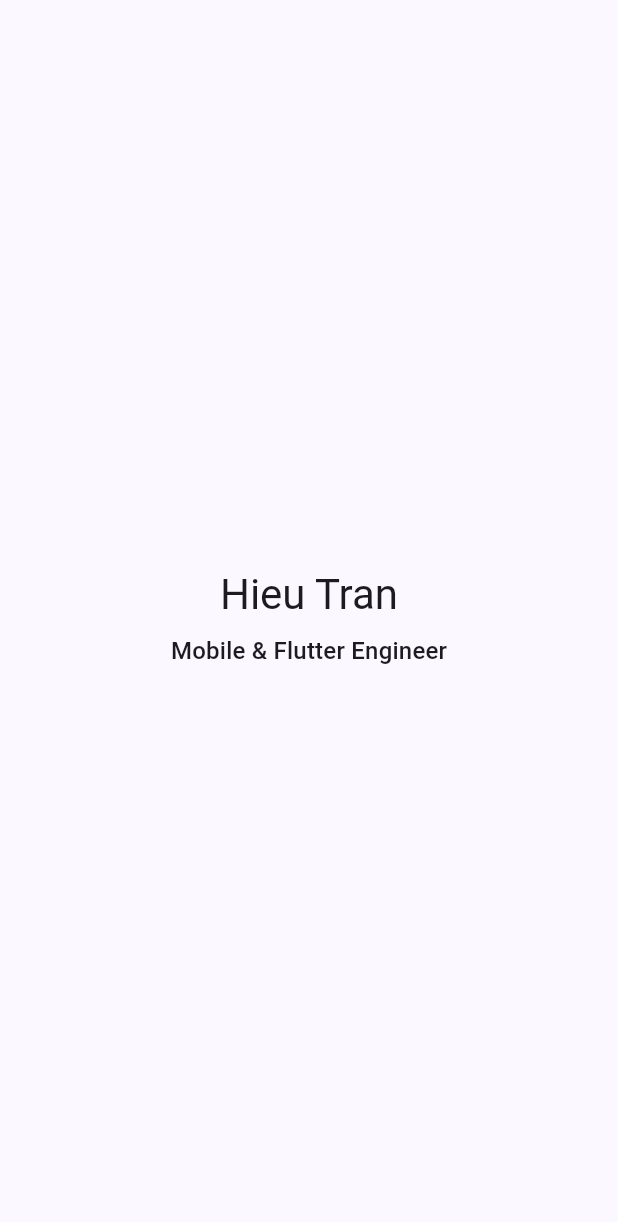
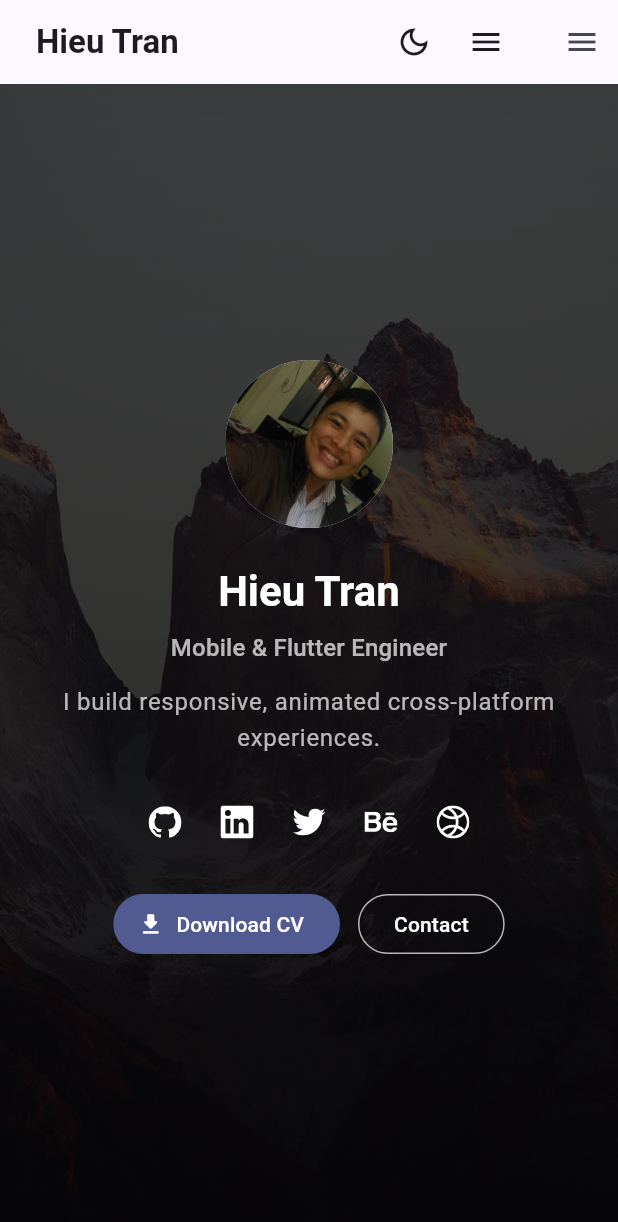
Before and after one commit to hieutv-dng/flutter_portfolio, a Flutter app: the screen it shows after launch, on a phone screen of 412 x 824 dp. Shown: the top 1222 px of the screen. Run offline on Flutter 3.47's test engine with Material 3 defaults, Android fonts, the phone set to English and light mode, and no system bars; our stand-ins replace flutter_svg.

Commit message:
feat: build single-page portfolio shell with responsive navigation
Replace the placeholder home page with a scrolling multi-section shell:

- Responsive nav bar: inline links on desktop, hamburger + end drawer on
  tablet/mobile, driven by a single section source of truth
- Full-viewport hero with avatar, name/role/tagline, social row, and
  Download CV / Contact CTAs over a dark-scrimmed background image
- Smooth scroll-to-section via Scrollable.ensureVisible; drawer closes
  before scrolling to avoid layout races
- Light/dark theme toggle in nav and drawer, resolving system brightness
  on first tap
- External-link helper guarding empty/"#"/malformed URLs so the CV
  placeholder never crashes
- Section placeholders and a shared responsive SectionContainer; smoke
  test updated for the new shell

Sync plan status and let flutter regenerate .gitignore.

```diff
--- a/lib/src/ui/home/home_page.dart
+++ b/lib/src/ui/home/home_page.dart
@@ -1,27 +1,98 @@
 import 'package:flutter/material.dart';
 
+import '../../app.dart';
 import '../../data/portfolio_data.dart';
+import '../../utils/breakpoints.dart';
+import '../sections/about_section.dart';
+import '../sections/contact_section.dart';
+import '../sections/experience_section.dart';
+import '../sections/hero_section.dart';
+import '../sections/projects_section.dart';
+import '../widgets/nav_bar.dart';
+import '../widgets/nav_drawer.dart';
 
-/// Placeholder landing page.
-///
-/// Phase 2 replaces this with the scrolling multi-section shell (hero, about,
-/// projects, experience, contact) and the navigation bar. For now it just
-/// proves the app boots and reads from [kPortfolioData].
-class HomePage extends StatelessWidget {
+/// One scrollable section paired with the key used to scroll to it.
+typedef _Section = ({String label, GlobalKey key, Widget child});
+
+/// The single-page shell: a vertical scroll of the five sections with a
+/// responsive nav bar (inline links on desktop, an end drawer on smaller
+/// screens). The section list is the single source of truth for both the body
+/// and the navigation.
+class HomePage extends StatefulWidget {
   const HomePage({super.key});
 
   @override
+  State<HomePage> createState() => _HomePageState();
+}
+
+class _HomePageState extends State<HomePage> {
+  final GlobalKey<ScaffoldState> _scaffoldKey = GlobalKey<ScaffoldState>();
+  final GlobalKey _heroKey = GlobalKey();
+  final GlobalKey _aboutKey = GlobalKey();
+  final GlobalKey _projectsKey = GlobalKey();
+  final GlobalKey _experienceKey = GlobalKey();
+  final GlobalKey _contactKey = GlobalKey();
+
+  /// Smoothly scrolls the section carrying [key] into view. Robust to sections
+  /// of differing heights — no manual offset maths.
+  void _scrollTo(GlobalKey key) {
+    final BuildContext? target = key.currentContext;
+    if (target == null) {
+      return;
+    }
+    Scrollable.ensureVisible(
+      target,
+      duration: const Duration(milliseconds: 450),
+      curve: Curves.easeInOutCubic,
+    );
+  }
+
+  @override
   Widget build(BuildContext context) {
-    final Profile profile = kPortfolioData.profile;
-    final TextTheme textTheme = Theme.of(context).textTheme;
+    final List<_Section> sections = <_Section>[
+      (
+        label: 'Home',
+        key: _heroKey,
+        child: HeroSection(onContactPressed: () => _scrollTo(_contactKey)),
+      ),
+      (label: 'About', key: _aboutKey, child: const AboutSection()),
+      (label: 'Projects', key: _projectsKey, child: const ProjectsSection()),
+      (
+        label: 'Experience',
+        key: _experienceKey,
+        child: const ExperienceSection(),
+      ),
+      (label: 'Contact', key: _contactKey, child: const ContactSection()),
+    ];
+
+    // The nav lists every section except the hero — the name/logo returns there.
+    final List<NavItem> navItems = <NavItem>[
+      for (final _Section section in sections.skip(1))
+        (label: section.label, onTap: () => _scrollTo(section.key)),
+    ];
+
+    final bool isDesktop = ScreenSize.of(context) == ScreenSize.desktop;
+
     return Scaffold(
-      body: Center(
+      key: _scaffoldKey,
+      appBar: NavBar(
+        title: kPortfolioData.profile.name,
+        items: navItems,
+        themeMode: PortfolioApp.themeMode,
+        onLogoTap: () => _scrollTo(_heroKey),
+        onMenuTap: isDesktop
+            ? null
+            : () => _scaffoldKey.currentState?.openEndDrawer(),
+      ),
+      endDrawer: isDesktop
+          ? null
+          : NavDrawer(items: navItems, themeMode: PortfolioApp.themeMode),
+      body: SingleChildScrollView(
         child: Column(
-          mainAxisSize: MainAxisSize.min,
+          crossAxisAlignment: CrossAxisAlignment.stretch,
           children: <Widget>[
-            Text(profile.name, style: textTheme.headlineMedium),
-            const SizedBox(height: 8),
-            Text(profile.role, style: textTheme.titleMedium),
+            for (final _Section section in sections)
+              KeyedSubtree(key: section.key, child: section.child),
           ],
         ),
       ),
--- /dev/null
+++ b/lib/src/ui/sections/hero_section.dart
@@ -0,0 +1,128 @@
+import 'dart:math' as math;
+
+import 'package:flutter/material.dart';
+
+import '../../data/portfolio_data.dart';
+import '../../utils/breakpoints.dart';
+import '../../utils/open_external_link.dart';
+import '../widgets/social_icon_button.dart';
+
+/// Full-viewport landing hero: background photo with a dark gradient scrim,
+/// avatar, name / role / tagline, social row, and the two primary CTAs. Always
+/// renders light text on the dark scrim regardless of the active theme.
+class HeroSection extends StatelessWidget {
+  const HeroSection({required this.onContactPressed, super.key});
+
+  /// Scrolls to the contact section; wired to the "Contact" CTA.
+  final VoidCallback onContactPressed;
+
+  @override
+  Widget build(BuildContext context) {
+    final Profile profile = kPortfolioData.profile;
+    final List<SocialLink> socials = kPortfolioData.socials;
+    final ScreenSize size = ScreenSize.of(context);
+    final TextTheme text = Theme.of(context).textTheme;
+    final bool isMobile = size == ScreenSize.mobile;
+
+    // Fill the viewport below the app bar, but never collapse below a usable
+    // minimum on very short windows (content then scrolls inside the hero).
+    final double height = math.max(
+      480,
+      MediaQuery.sizeOf(context).height - kToolbarHeight,
+    );
+
+    return SizedBox(
+      height: height,
+      child: Stack(
+        fit: StackFit.expand,
+        children: <Widget>[
+          const DecoratedBox(
+            decoration: BoxDecoration(
+              image: DecorationImage(
+                image: AssetImage('assets/images/bg.jpeg'),
+                fit: BoxFit.cover,
+              ),
+            ),
+          ),
+          const DecoratedBox(
+            decoration: BoxDecoration(
+              gradient: LinearGradient(
+                begin: Alignment.topCenter,
+                end: Alignment.bottomCenter,
+                colors: <Color>[Color(0xB3000000), Color(0xD9000000)],
+              ),
+            ),
+          ),
+          Center(
+            child: SingleChildScrollView(
+              padding: const EdgeInsets.symmetric(horizontal: 24, vertical: 32),
+              child: Column(
+                mainAxisSize: MainAxisSize.min,
+                children: <Widget>[
+                  CircleAvatar(
+                    radius: isMobile ? 56 : 72,
+                    backgroundImage: AssetImage(profile.avatarAsset),
+                  ),
+                  const SizedBox(height: 24),
+                  Text(
+                    profile.name,
+                    textAlign: TextAlign.center,
+                    style: (isMobile ? text.headlineMedium : text.displaySmall)
+                        ?.copyWith(
+                          color: Colors.white,
+                          fontWeight: FontWeight.bold,
+                        ),
+                  ),
+                  const SizedBox(height: 8),
+                  Text(
+                    profile.role,
+                    textAlign: TextAlign.center,
+                    style: text.titleMedium?.copyWith(color: Colors.white70),
+                  ),
+                  const SizedBox(height: 12),
+                  ConstrainedBox(
+                    constraints: const BoxConstraints(maxWidth: 560),
+                    child: Text(
+                      profile.tagline,
+                      textAlign: TextAlign.center,
+                      style: text.bodyLarge?.copyWith(color: Colors.white70),
+                    ),
+                  ),
+                  const SizedBox(height: 20),
+                  Wrap(
+                    alignment: WrapAlignment.center,
+                    children: <Widget>[
+                      for (final SocialLink link in socials)
+                        SocialIconButton(link: link, color: Colors.white),
+                    ],
+                  ),
+                  const SizedBox(height: 20),
+                  Wrap(
+                    alignment: WrapAlignment.center,
+                    spacing: 12,
+                    runSpacing: 12,
+                    children: <Widget>[
+                      FilledButton.icon(
+                        onPressed: () => openExternalLink(profile.cvUrl),
+                        icon: const Icon(Icons.download_rounded),
+                        label: const Text('Download CV'),
+                      ),
+                      OutlinedButton(
+                        onPressed: onContactPressed,
+                        style: OutlinedButton.styleFrom(
+                          foregroundColor: Colors.white,
+                          side: const BorderSide(color: Colors.white70),
+                        ),
+                        child: const Text('Contact'),
+                      ),
+                    ],
+                  ),
+                ],
+              ),
+            ),
+          ),
+        ],
+      ),
+    );
+  }
+}
--- /dev/null
+++ b/lib/src/ui/widgets/nav_bar.dart
@@ -0,0 +1,84 @@
+import 'package:flutter/material.dart';
+
+import '../../utils/breakpoints.dart';
+import 'theme_toggle_button.dart';
+
+/// A labelled navigation action: tapping [onTap] scrolls to its section.
+typedef NavItem = ({String label, VoidCallback onTap});
+
+/// Top navigation bar shared across breakpoints.
+///
+/// Desktop (≥1024) shows the name plus inline text links; tablet/mobile collapse
+/// the links into a hamburger that opens the end drawer. The theme toggle is
+/// always visible.
+class NavBar extends StatelessWidget implements PreferredSizeWidget {
+  const NavBar({
+    required this.title,
+    required this.items,
+    required this.themeMode,
+    required this.onLogoTap,
+    this.onMenuTap,
+    super.key,
+  });
+
+  /// Brand label on the left; tapping it returns to the hero.
+  final String title;
+  final List<NavItem> items;
+  final ValueNotifier<ThemeMode> themeMode;
+
+  /// Scrolls back to the hero; wired to the name/logo.
+  final VoidCallback onLogoTap;
+
+  /// Opens the end drawer on compact layouts. Null on desktop.
+  final VoidCallback? onMenuTap;
+
+  @override
+  Size get preferredSize => const Size.fromHeight(kToolbarHeight);
+
+  @override
+  Widget build(BuildContext context) {
+    final bool isDesktop = ScreenSize.of(context) == ScreenSize.desktop;
+    final TextTheme text = Theme.of(context).textTheme;
+    return AppBar(
+      titleSpacing: 0,
+      title: Padding(
+        padding: const EdgeInsets.symmetric(horizontal: 16),
+        child: Row(
+          children: <Widget>[
+            InkWell(
+              onTap: onLogoTap,
+              borderRadius: BorderRadius.circular(8),
+              child: Padding(
+                padding: const EdgeInsets.symmetric(horizontal: 8, vertical: 6),
+                child: Text(
+                  title,
+                  style: text.titleLarge?.copyWith(fontWeight: FontWeight.bold),
+                ),
+              ),
+            ),
+            const Spacer(),
+            if (isDesktop) ...<Widget>[
+              for (final NavItem item in items)
+                Padding(
+                  padding: const EdgeInsets.symmetric(horizontal: 4),
+                  child: TextButton(
+                    onPressed: item.onTap,
+                    child: Text(item.label),
+                  ),
+                ),
+              const SizedBox(width: 8),
+              ThemeToggleButton(themeMode: themeMode),
+            ] else ...<Widget>[
+              ThemeToggleButton(themeMode: themeMode),
+              IconButton(
+                tooltip: 'Open navigation menu',
+                icon: const Icon(Icons.menu),
+                onPressed: onMenuTap,
+              ),
+            ],
+          ],
+        ),
+      ),
+    );
+  }
+}
--- /dev/null
+++ b/lib/src/ui/widgets/social_icon_button.dart
@@ -0,0 +1,44 @@
+import 'package:flutter/material.dart';
+import 'package:flutter_svg/flutter_svg.dart';
+
+import '../../data/portfolio_data.dart';
+import '../../utils/open_external_link.dart';
+
+/// Round icon button that renders a [SocialLink]'s SVG and opens its URL in a
+/// new tab. [SocialLink.label] doubles as the tooltip and semantic label so the
+/// control is reachable by screen readers.
+class SocialIconButton extends StatelessWidget {
+  const SocialIconButton({
+    required this.link,
+    this.size = 22,
+    this.color,
+    super.key,
+  });
+
+  final SocialLink link;
+
+  /// Rendered SVG edge length in logical pixels.
+  final double size;
+
+  /// Tint applied to the (monochrome) SVG. Falls back to the theme's
+  /// `onSurfaceVariant` so it adapts to light/dark surfaces; the hero passes
+  /// white because it always sits on a dark image.
+  final Color? color;
+
+  @override
+  Widget build(BuildContext context) {
+    final Color resolved =
+        color ?? Theme.of(context).colorScheme.onSurfaceVariant;
+    return IconButton(
+      tooltip: link.label,
+      onPressed: () => openExternalLink(link.url),
+      icon: SvgPicture.asset(
+        link.iconAsset,
+        width: size,
+        height: size,
+        colorFilter: ColorFilter.mode(resolved, BlendMode.srcIn),
+        semanticsLabel: link.label,
+      ),
+    );
+  }
+}
--- /dev/null
+++ b/lib/src/ui/widgets/theme_toggle_button.dart
@@ -0,0 +1,36 @@
+import 'package:flutter/material.dart';
+
+/// Icon button that flips the app between light and dark themes.
+///
+/// Shared by the nav bar and the drawer so the toggle behaves identically in
+/// both. The first tap resolves the current [ThemeMode.system] brightness from
+/// the platform, then sets an explicit light/dark mode; later taps just flip.
+/// The choice lives only for the session (Phase 1 chose not to persist it).
+class ThemeToggleButton extends StatelessWidget {
+  const ThemeToggleButton({required this.themeMode, super.key});
+
+  final ValueNotifier<ThemeMode> themeMode;
+
+  @override
+  Widget build(BuildContext context) {
+    return ValueListenableBuilder<ThemeMode>(
+      valueListenable: themeMode,
+      builder: (BuildContext context, ThemeMode mode, Widget? child) {
+        final bool isDark = switch (mode) {
+          ThemeMode.dark => true,
+          ThemeMode.light => false,
+          ThemeMode.system =>
+            MediaQuery.platformBrightnessOf(context) == Brightness.dark,
+        };
+        return IconButton(
+          tooltip: isDark ? 'Switch to light mode' : 'Switch to dark mode',
+          icon: Icon(
+            isDark ? Icons.light_mode_outlined : Icons.dark_mode_outlined,
+          ),
+          onPressed: () =>
+              themeMode.value = isDark ? ThemeMode.light : ThemeMode.dark,
+        );
+      },
+    );
+  }
+}
```
Also changed, not shown: lib/src/ui/sections/about_section.dart (added, +29 -0 lines), lib/src/ui/sections/contact_section.dart (added, +30 -0 lines), lib/src/ui/sections/experience_section.dart (added, +29 -0 lines), lib/src/ui/sections/projects_section.dart (added, +30 -0 lines), lib/src/ui/widgets/nav_drawer.dart (added, +49 -0 lines), lib/src/ui/widgets/section_container.dart (added, +48 -0 lines), lib/src/utils/open_external_link.dart (added, +26 -0 lines), 7 other files.
